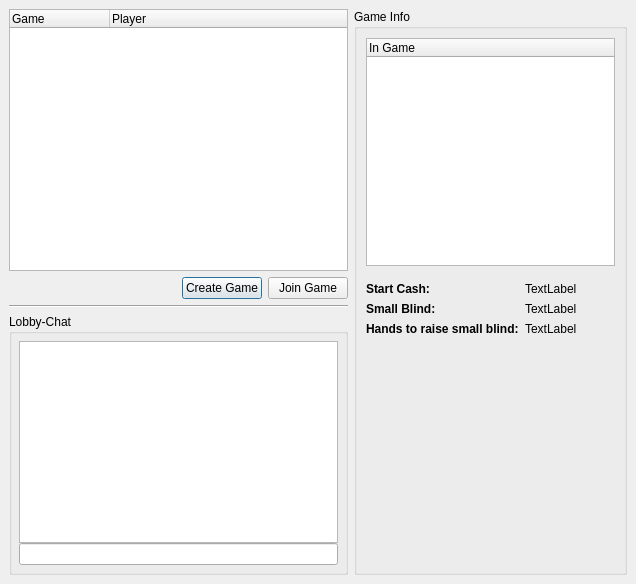
Above: src/gui/qt/gamelobbydialog.ui from pokerth/pokerth before the change. Below: the same form after it.
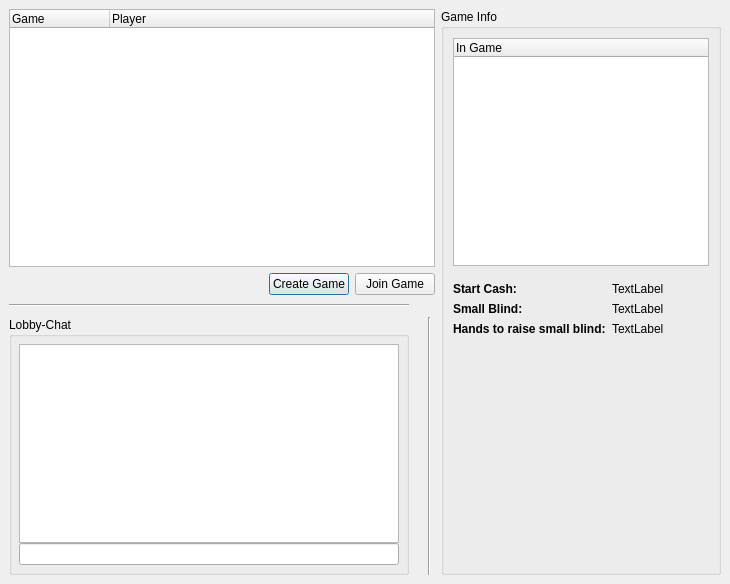
That is the form after the change.

```diff
--- a/src/gui/qt/gamelobbydialog.ui
+++ b/src/gui/qt/gamelobbydialog.ui
@@ -5,7 +5,7 @@
    <rect>
     <x>0</x>
     <y>0</y>
-    <width>636</width>
+    <width>730</width>
     <height>584</height>
    </rect>
   </property>
@@ -19,7 +19,81 @@
    <property name="spacing" >
     <number>6</number>
    </property>
-   <item rowspan="4" row="0" column="1" >
+   <item row="3" column="2" >
+    <widget class="Line" name="line_2" >
+     <property name="orientation" >
+      <enum>Qt::Vertical</enum>
+     </property>
+    </widget>
+   </item>
+   <item row="3" column="1" >
+    <spacer>
+     <property name="orientation" >
+      <enum>Qt::Horizontal</enum>
+     </property>
+     <property name="sizeType" >
+      <enum>QSizePolicy::Fixed</enum>
+     </property>
+     <property name="sizeHint" >
+      <size>
+       <width>1</width>
+       <height>20</height>
+      </size>
+     </property>
+    </spacer>
+   </item>
+   <item row="1" column="0" colspan="3" >
+    <layout class="QHBoxLayout" >
+     <property name="margin" >
+      <number>0</number>
+     </property>
+     <property name="spacing" >
+      <number>6</number>
+     </property>
+     <item>
+      <spacer>
+       <property name="orientation" >
+        <enum>Qt::Horizontal</enum>
+       </property>
+       <property name="sizeHint" >
+        <size>
+         <width>181</width>
+         <height>20</height>
+        </size>
+       </property>
+      </spacer>
+     </item>
+     <item>
+      <widget class="QPushButton" name="pushButton_CreateGame" >
+       <property name="text" >
+        <string>Create Game</string>
+       </property>
+      </widget>
+     </item>
+     <item>
+      <widget class="QPushButton" name="pushButton_JoinGame" >
+       <property name="text" >
+        <string>Join Game</string>
+       </property>
+      </widget>
+     </item>
+    </layout>
+   </item>
+   <item row="0" column="0" colspan="3" >
+    <widget class="QTreeWidget" name="treeWidget_GameList" >
+     <column>
+      <property name="text" >
+       <string>Game</string>
+      </property>
+     </column>
+     <column>
+      <property name="text" >
+       <string>Player</string>
+      </property>
+     </column>
+    </widget>
+   </item>
+   <item rowspan="4" row="0" column="3" >
     <widget class="QGroupBox" name="groupBox_2" >
      <property name="title" >
       <string>Game Info</string>
@@ -167,56 +241,28 @@
      </layout>
     </widget>
    </item>
-   <item row="0" column="0" >
-    <widget class="QTreeWidget" name="treeWidget_GameList" >
-     <column>
-      <property name="text" >
-       <string>Game</string>
-      </property>
-     </column>
-     <column>
-      <property name="text" >
-       <string>Player</string>
-      </property>
-     </column>
+   <item row="2" column="0" >
+    <widget class="Line" name="line" >
+     <property name="orientation" >
+      <enum>Qt::Horizontal</enum>
+     </property>
     </widget>
    </item>
-   <item row="1" column="0" >
-    <layout class="QHBoxLayout" >
-     <property name="margin" >
-      <number>0</number>
+   <item row="2" column="1" colspan="2" >
+    <spacer>
+     <property name="orientation" >
+      <enum>Qt::Horizontal</enum>
      </property>
-     <property name="spacing" >
-      <number>6</number>
+     <property name="sizeType" >
+      <enum>QSizePolicy::Fixed</enum>
      </property>
-     <item>
-      <spacer>
-       <property name="orientation" >
-        <enum>Qt::Horizontal</enum>
-       </property>
-       <property name="sizeHint" >
-        <size>
-         <width>181</width>
-         <height>20</height>
-        </size>
-       </property>
-      </spacer>
-     </item>
-     <item>
-      <widget class="QPushButton" name="pushButton_CreateGame" >
-       <property name="text" >
-        <string>Create Game</string>
-       </property>
-      </widget>
-     </item>
-     <item>
-      <widget class="QPushButton" name="pushButton_JoinGame" >
-       <property name="text" >
-        <string>Join Game</string>
-       </property>
-      </widget>
-     </item>
-    </layout>
+     <property name="sizeHint" >
+      <size>
+       <width>20</width>
+       <height>10</height>
+      </size>
+     </property>
+    </spacer>
    </item>
   </layout>
  </widget>
```
Left out of the diff: 7 changed lines with no effect on the pictures.
